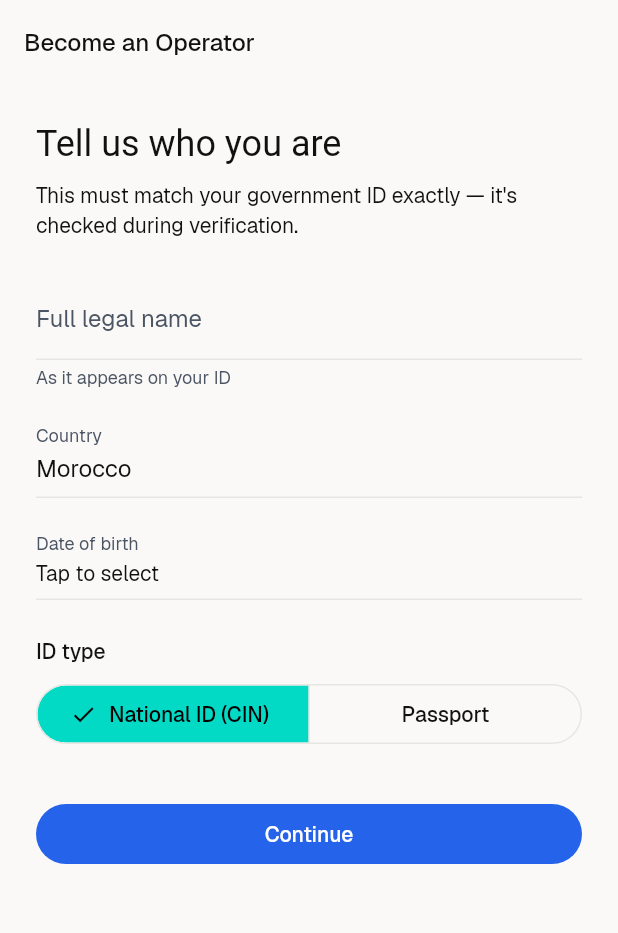
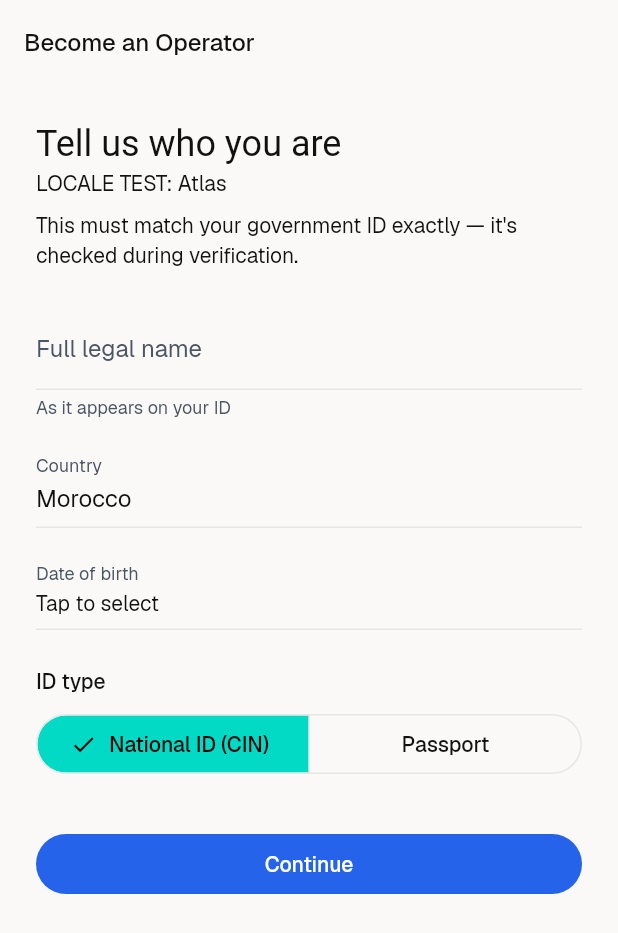
Before and after one commit to friendly-yahya/atlas-v2, a Flutter app: the BecomeOperatorScreen screen opened by its route, on a phone screen of 412 x 824 dp. Shown: the top 933 px of the screen. Run offline on Flutter 3.47's test engine with Material 3 defaults, Android fonts, the phone set to English and light mode, and no system bars; our stand-ins replace firebase_core, flutter_riverpod, go_router, google_fonts, shared_preferences, supabase_flutter; accounts and stored records are empty; generated files the repository leaves out were written again; network calls fail.

Commit message:
Adds RTL and localization thingies OwO.

```diff
--- /dev/null
+++ b/l10n.yaml
@@ -0,0 +1,5 @@
+arb-dir : lib/l10n
+template-arb-file: app_en.arb
+output-localization-file: app_localizations.dart
+output-class: AppLocalizations
+output-dir: lib/l10n/generated
--- a/lib/app/app.dart
+++ b/lib/app/app.dart
@@ -3,6 +3,9 @@ import 'package:flutter_riverpod/flutter_riverpod.dart';
 import 'package:atlas_paragliding_v2/app/router/app_router.dart';
 import 'package:atlas_paragliding_v2/core/theme/app_theme.dart';
 import 'package:atlas_paragliding_v2/core/theme/theme_provider.dart';
+import 'package:atlas_paragliding_v2/core/localization/locale_provider.dart';
+import 'package:atlas_paragliding_v2/l10n/generated/app_localizations.dart';
+import 'package:flutter_localizations/flutter_localizations.dart';
 //temp
 class AtlasApp extends ConsumerWidget {
   const AtlasApp({super.key});
@@ -11,6 +14,7 @@ class AtlasApp extends ConsumerWidget {
   Widget build(BuildContext context, WidgetRef ref) {
     final router = ref.watch(appRouterProvider);
     final currentThemeMode = ref.watch(themeModeProvider);
+    final currentLocale = ref.watch(localeNotifierProvider).value;
 //temp
     return MaterialApp.router(
       title: 'Atlas',
@@ -19,6 +23,9 @@ class AtlasApp extends ConsumerWidget {
       darkTheme: AppTheme.operatorTheme(),
 //temp      themeMode: ThemeMode.light,
       themeMode: currentThemeMode,
+      locale: currentLocale,
+      localizationsDelegates: AppLocalizations.localizationsDelegates,
+      supportedLocales: AppLocalizations.supportedLocales,
       routerConfig: router,
     );
   }
--- /dev/null
+++ b/lib/core/localization/locale_provider.dart
@@ -0,0 +1,29 @@
+import 'package:flutter/material.dart';
+import 'package:flutter_riverpod/flutter_riverpod.dart';
+import 'package:shared_preferences/shared_preferences.dart';
+
+
+const _localePrefsKey = 'app_locale';
+
+class LocaleNotifier extends AsyncNotifier<Locale?> {
+  @override
+  Future<Locale?> build() async {
+    final prefs = await SharedPreferences.getInstance();
+    final code = prefs.getString(_localePrefsKey);
+    return code == null ? null : Locale(code);
+  }
+
+  Future<void> setLocale(Locale? locale) async {
+    final prefs = await SharedPreferences.getInstance();
+    if (locale == null) {
+      await prefs.remove(_localePrefsKey);
+    } else {
+      await prefs.setString(_localePrefsKey, locale.languageCode);
+    }
+    state = AsyncData(locale);
+  }
+}
+
+final localeNotifierProvider = AsyncNotifierProvider<LocaleNotifier, Locale?>(() {
+  return LocaleNotifier();
+}) ;
--- a/lib/features/operator/presentation/screens/become_operator_screen.dart
+++ b/lib/features/operator/presentation/screens/become_operator_screen.dart
@@ -1,5 +1,5 @@
 import 'package:flutter/material.dart';
-
+import 'package:atlas_paragliding_v2/l10n/generated/app_localizations.dart';
 class BecomeOperatorScreen extends StatefulWidget {
   const BecomeOperatorScreen({super.key});
 
@@ -65,6 +65,7 @@ class _BecomeOperatorScreenState extends State<BecomeOperatorScreen> {
                   'Tell us who you are',
                   style: Theme.of(context).textTheme.headlineSmall,
                 ),
+                Text('LOCALE TEST: ${AppLocalizations.of(context)!.appTitle}'),
                 const SizedBox(height: 8),
                 Text(
                   "This must match your government ID exactly — it's checked during verification.",
--- /dev/null
+++ b/lib/l10n/app_ar.arb
@@ -0,0 +1,4 @@
+{
+  "@@locale": "ar",
+  "appTitle": "أطلس"
+}
--- /dev/null
+++ b/lib/l10n/app_en.arb
@@ -0,0 +1,5 @@
+{
+  "@@locale": "en",
+  "appTitle": "Atlas",
+  "@appTitle": {"description": "The app's name, shown in the OS app switcher"}
+}
--- /dev/null
+++ b/lib/l10n/app_fr.arb
@@ -0,0 +1,4 @@
+{
+    "@@locale": "fr",
+    "appTitle": "Atlas"
+}
--- a/pubspec.yaml
+++ b/pubspec.yaml
@@ -9,6 +9,9 @@ environment:
 dependencies:
   flutter:
     sdk: flutter
+  flutter_localizations:
+    sdk: flutter
+  intl: any
   flutter_riverpod: ^3.3.2
 
   go_router: ^17.3.0
@@ -39,3 +42,4 @@ dev_dependencies:
   mocktail: ^1.0.5
 flutter:
   uses-material-design: true
+  generate: true
```
Also changed, not shown: lib/l10n/generated/app_localizations.dart (added), lib/l10n/generated/app_localizations_ar.dart (added), lib/l10n/generated/app_localizations_en.dart (added), lib/l10n/generated/app_localizations_fr.dart (added), pubspec.lock.
